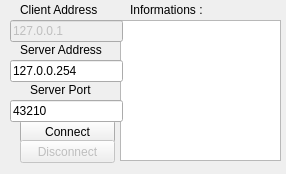
The window that 11-TestsDetecterLecteurs/ClientTcpSimple/clienttcpwindow.ui (BriceJamin/BriceJamin-ProjetSuPer) describes before a commit, drawn with Qt 5.
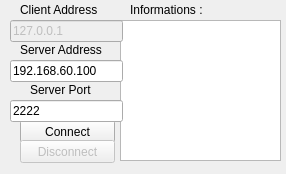
The same window after the commit.

Patch:
```diff
--- a/11-TestsDetecterLecteurs/ClientTcpSimple/clienttcpwindow.ui
+++ b/11-TestsDetecterLecteurs/ClientTcpSimple/clienttcpwindow.ui
@@ -114,7 +114,7 @@
     </rect>
    </property>
    <property name="text">
-    <string>127.0.0.254</string>
+    <string>192.168.60.100</string>
    </property>
   </widget>
   <widget class="QLineEdit" name="serverPortLineEdit">
@@ -127,7 +127,7 @@
     </rect>
    </property>
    <property name="text">
-    <string>43210</string>
+    <string>2222</string>
    </property>
   </widget>
   <widget class="QPushButton" name="disconnectPushButton">
```
